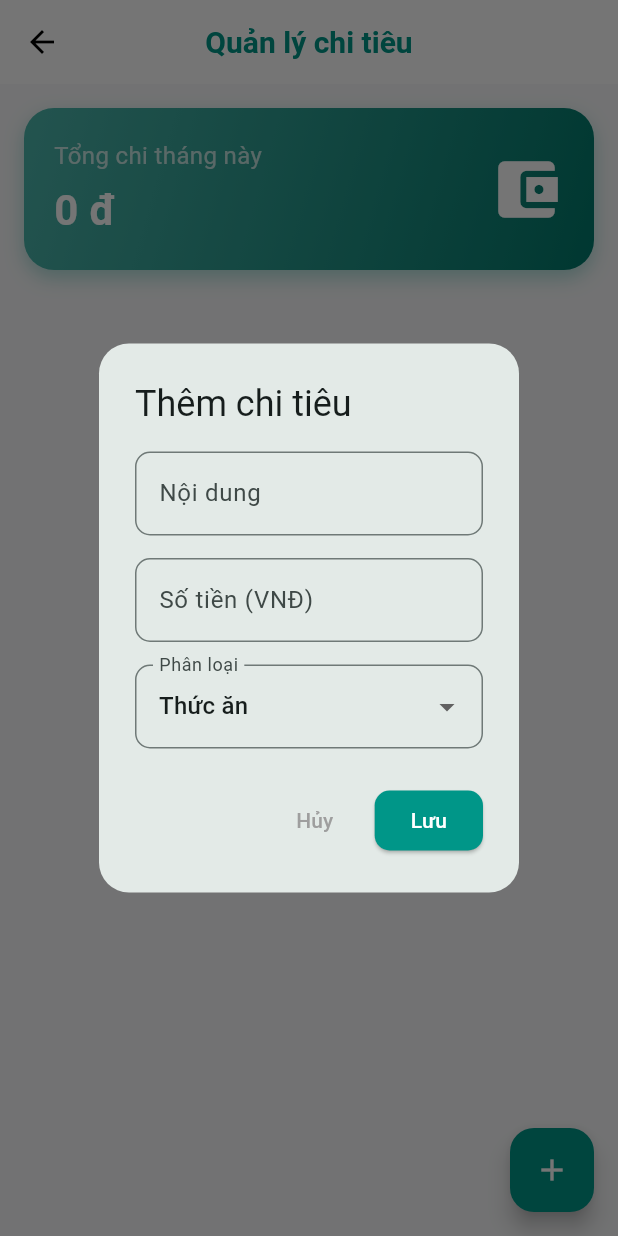
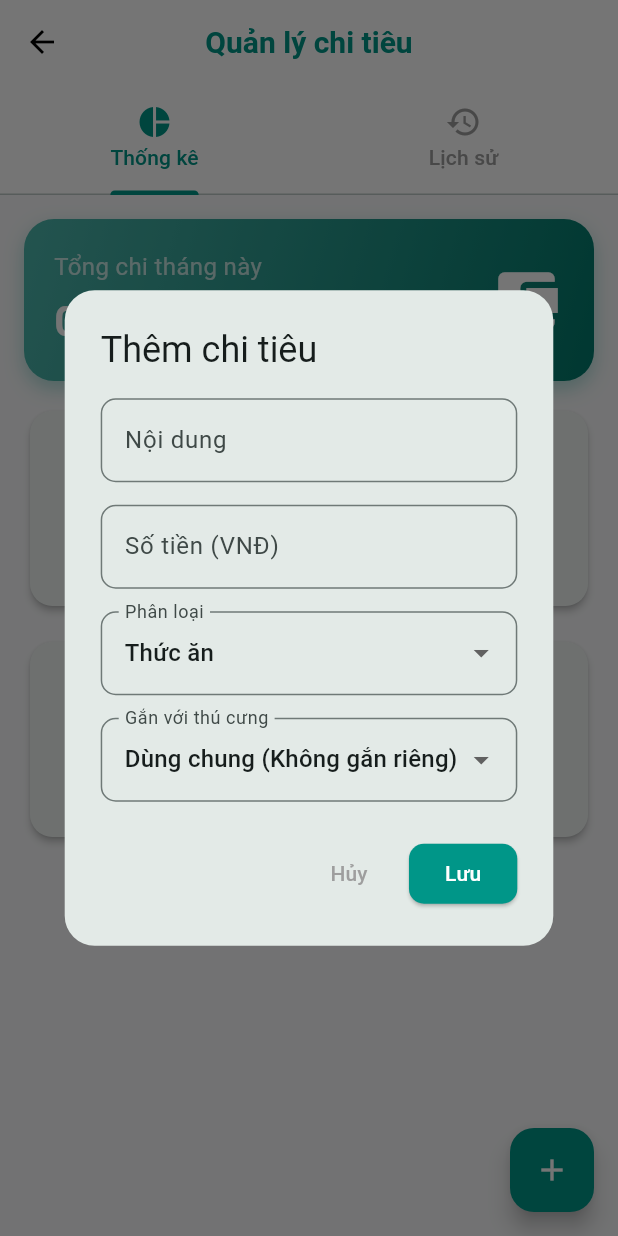
Before and after one commit to quynhnhutdm1102/apppet, a Flutter app: the ExpenseScreen screen opened directly, after a tap on the "add" icon, on a phone screen of 412 x 824 dp. Run offline on Flutter 3.47's test engine with Material 3 defaults, Android fonts, the light colour scheme and no system bars; our stand-ins replace fl_chart, flutter_local_notifications, flutter_map, geolocator, hive_flutter, image_picker and 3 more; accounts and stored records are empty.

Commit message:
chức năng thống kê chi tiêu

```diff
--- a/lib/screens/expense_screen.dart
+++ b/lib/screens/expense_screen.dart
@@ -1,6 +1,8 @@
 import 'package:flutter/material.dart';
 import 'package:intl/intl.dart';
+import 'package:fl_chart/fl_chart.dart';
 import '../models/expense.dart';
+import '../models/pet.dart';
 import '../services/hive_service.dart';
 
 class ExpenseScreen extends StatefulWidget {
@@ -10,18 +12,34 @@ class ExpenseScreen extends StatefulWidget {
 
 class _ExpenseScreenState extends State<ExpenseScreen> {
   List<Expense> expenses = [];
+  List<Pet> pets = [];
+
+  final List<String> categories = [
+    'Thức ăn',
+    'Y tế',
+    'Đồ chơi/Phụ kiện',
+    'Spa/Làm đẹp',
+    'Khác'
+  ];
 
   @override
   void initState() {
     super.initState();
+    loadPets();
     loadExpenses();
+  }
+
+  void loadPets() {
+    final rawPets = HiveService.box.values.toList();
+    setState(() {
+      pets = rawPets.map((e) => Pet.fromMap(e as Map)).toList();
+    });
   }
 
   void loadExpenses() {
     final rawData = HiveService.expenseBox.values.toList();
     setState(() {
       expenses = rawData.map((e) => Expense.fromMap(e as Map)).toList();
-      // Sort by date descending
       expenses.sort((a, b) => b.date.compareTo(a.date));
     });
   }
@@ -36,14 +54,14 @@ class _ExpenseScreenState extends State<ExpenseScreen> {
   void _showAddExpenseDialog() {
     final titleController = TextEditingController();
     final amountController = TextEditingController();
-    String selectedCategory = 'Thức ăn';
-    final categories = ['Thức ăn', 'Y tế', 'Đồ chơi', 'Khác'];
+    String selectedCategory = categories.first;
+    String? selectedPetId; // null means "Dùng chung"
 
     showDialog(
       context: context,
       builder: (context) {
         return StatefulBuilder(
-          builder: (context, setState) {
+          builder: (context, setStateDialog) {
             return AlertDialog(
               shape: RoundedRectangleBorder(
                 borderRadius: BorderRadius.circular(20),
@@ -62,9 +80,7 @@ class _ExpenseScreenState extends State<ExpenseScreen> {
                         ),
                       ),
                     ),
-
                     SizedBox(height: 15),
-
                     TextField(
                       controller: amountController,
                       keyboardType: TextInputType.number,
@@ -75,25 +91,45 @@ class _ExpenseScreenState extends State<ExpenseScreen> {
                         ),
                       ),
                     ),
-
                     SizedBox(height: 15),
-
                     DropdownButtonFormField<String>(
                       value: selectedCategory,
-
                       decoration: InputDecoration(
                         labelText: "Phân loại",
                         border: OutlineInputBorder(
                           borderRadius: BorderRadius.circular(10),
                         ),
                       ),
-
                       items: categories.map((cat) {
                         return DropdownMenuItem(value: cat, child: Text(cat));
                       }).toList(),
-
                       onChanged: (val) {
-                        setState(() => selectedCategory = val!);
+                        setStateDialog(() => selectedCategory = val!);
+                      },
+                    ),
+                    SizedBox(height: 15),
+                    DropdownButtonFormField<String?>(
+                      value: selectedPetId,
+                      decoration: InputDecoration(
+                        labelText: "Gắn với thú cưng",
+                        border: OutlineInputBorder(
+                          borderRadius: BorderRadius.circular(10),
+                        ),
+                      ),
+                      items: [
+                        DropdownMenuItem<String?>(
+                          value: null,
+                          child: Text("Dùng chung (Không gắn riêng)"),
+                        ),
+                        ...pets.map((pet) {
+                          return DropdownMenuItem<String?>(
+                            value: pet.id,
+                            child: Text(pet.name),
+                          );
+                        }).toList(),
+                      ],
+                      onChanged: (val) {
+                        setStateDialog(() => selectedPetId = val);
                       },
                     ),
                   ],
@@ -107,8 +143,7 @@ class _ExpenseScreenState extends State<ExpenseScreen> {
                 ElevatedButton(
                   onPressed: () {
                     if (titleController.text.isEmpty ||
-                        amountController.text.isEmpty)
-                      return;
+                        amountController.text.isEmpty) return;
 
                     final newExpense = Expense(
                       id: DateTime.now().millisecondsSinceEpoch.toString(),
@@ -116,6 +151,7 @@ class _ExpenseScreenState extends State<ExpenseScreen> {
                       amount: double.tryParse(amountController.text) ?? 0,
                       category: selectedCategory,
                       date: DateTime.now(),
+                      petId: selectedPetId,
                     );
 
                     HiveService.expenseBox.put(
@@ -147,8 +183,10 @@ class _ExpenseScreenState extends State<ExpenseScreen> {
         return Icons.restaurant;
       case 'Y tế':
         return Icons.local_hospital;
-      case 'Đồ chơi':
+      case 'Đồ chơi/Phụ kiện':
         return Icons.toys;
+      case 'Spa/Làm đẹp':
+        return Icons.spa;
       default:
         return Icons.category;
     }
@@ -160,25 +198,33 @@ class _ExpenseScreenState extends State<ExpenseScreen> {
         return Colors.orange;
       case 'Y tế':
         return Colors.redAccent;
-      case 'Đồ chơi':
+      case 'Đồ chơi/Phụ kiện':
         return Colors.purpleAccent;
+      case 'Spa/Làm đẹp':
+        return Colors.pinkAccent;
       default:
         return Colors.grey;
     }
   }
 
-  @override
-  Widget build(BuildContext context) {
+  Color _getPetColor(String petName) {
+    if (petName == "Dùng chung") return Colors.blueGrey;
+    final int hash = petName.hashCode;
+    return Colors.primaries[hash % Colors.primaries.length];
+  }
+
+  String _getPetName(String? petId) {
+    if (petId == null || petId.isEmpty) return "Dùng chung";
+    try {
+      return pets.firstWhere((p) => p.id == petId).name;
+    } catch (_) {
+      return "Dùng chung";
+    }
+  }
+
+  Widget _buildTotalCard() {
     final formatCurrency = NumberFormat.currency(locale: 'vi_VN', symbol: 'đ');
-
-    return Scaffold(
-      backgroundColor: Color(0xFFF8F9FA),
-      appBar: AppBar(
-        title: Text("Quản lý chi tiêu", style: TextStyle(color: Colors.teal)),
-      ),
-      body: Column(
-        children: [
-          Container(
+    return Container(
       margin: EdgeInsets.all(16),
       padding: EdgeInsets.all(20),
       decoration: BoxDecoration(
@@ -217,68 +263,203 @@ class _ExpenseScreenState extends State<ExpenseScreen> {
               ),
             ],
           ),
-                Icon(
-                  Icons.account_balance_wallet,
-                  color: Colors.white,
-                  size: 50,
+          Icon(Icons.account_balance_wallet, color: Colors.white, size: 50),
+        ],
       ),
+    );
+  }
+
+  Widget _buildPieChart(Map<String, double> data, Color Function(String) colorGetter) {
+    if (data.isEmpty) {
+      return Padding(
+        padding: const EdgeInsets.all(20.0),
+        child: Text("Chưa có dữ liệu", style: TextStyle(color: Colors.grey)),
+      );
+    }
+
+    final double total = data.values.fold(0, (a, b) => a + b);
+
+    List<PieChartSectionData> sections = [];
+    data.forEach((key, value) {
+      final percentage = (value / total * 100);
+      sections.add(PieChartSectionData(
+        value: value,
+        title: '${percentage.toStringAsFixed(1)}%',
+        color: colorGetter(key),
+        radius: 60,
+        titleStyle: TextStyle(
+            fontSize: 12, fontWeight: FontWeight.bold, color: Colors.white),
+      ));
+    });
+
+    return Column(
+      children: [
+        SizedBox(
+          height: 200,
+          child: PieChart(
+            PieChartData(
+              sections: sections,
+              centerSpaceRadius: 40,
+              sectionsSpace: 2,
+            ),
+          ),
+        ),
+        SizedBox(height: 10),
+        Wrap(
+          spacing: 15,
+          runSpacing: 10,
+          alignment: WrapAlignment.center,
+          children: data.keys.map((key) {
+            return Row(
+              mainAxisSize: MainAxisSize.min,
+              children: [
+                Container(
+                  width: 12,
+                  height: 12,
+                  decoration: BoxDecoration(
+                    color: colorGetter(key),
+                    shape: BoxShape.circle,
+                  ),
+                ),
+                SizedBox(width: 5),
+                Text(key, style: TextStyle(fontSize: 13)),
+              ],
+            );
+          }).toList(),
+        ),
+      ],
+    );
+  }
+
+  Widget _buildAnalyticsTab() {
+    Map<String, double> categoryTotals = {};
+    Map<String, double> petTotals = {};
+    final now = DateTime.now();
+    final currentMonthExpenses = expenses
+        .where((e) => e.date.year == now.year && e.date.month == now.month)
+        .toList();
+
+    for (var exp in currentMonthExpenses) {
+      categoryTotals[exp.category] =
+          (categoryTotals[exp.category] ?? 0) + exp.amount;
+      String petName = _getPetName(exp.petId);
+      petTotals[petName] = (petTotals[petName] ?? 0) + exp.amount;
+    }
+
+    return SingleChildScrollView(
+      child: Column(
+        children: [
+          _buildTotalCard(),
+          Padding(
+            padding: const EdgeInsets.symmetric(horizontal: 16.0),
+            child: Card(
+              shape: RoundedRectangleBorder(
+                  borderRadius: BorderRadius.circular(15)),
+              elevation: 2,
+              child: Padding(
+                padding: const EdgeInsets.all(16.0),
+                child: Column(
+                  crossAxisAlignment: CrossAxisAlignment.stretch,
+                  children: [
+                    Text("Chi tiêu theo danh mục",
+                        textAlign: TextAlign.center,
+                        style: TextStyle(
+                            fontSize: 16, fontWeight: FontWeight.bold)),
+                    SizedBox(height: 15),
+                    _buildPieChart(categoryTotals, _getCategoryColor),
                   ],
                 ),
               ),
-          Expanded(
-            child: expenses.isEmpty
-                ? Center(
-                    child: Text(
-                      "Chưa có khoản chi nào",
-                      style: TextStyle(color: Colors.grey),
             ),
-                  )
-                : ListView.builder(
+          ),
+          SizedBox(height: 16),
+          Padding(
+            padding: const EdgeInsets.symmetric(horizontal: 16.0),
+            child: Card(
+              shape: RoundedRectangleBorder(
+                  borderRadius: BorderRadius.circular(15)),
+              elevation: 2,
+              child: Padding(
+                padding: const EdgeInsets.all(16.0),
+                child: Column(
+                  crossAxisAlignment: CrossAxisAlignment.stretch,
+                  children: [
+                    Text("Chi tiêu theo thú cưng",
+                        textAlign: TextAlign.center,
+                        style: TextStyle(
+                            fontSize: 16, fontWeight: FontWeight.bold)),
+                    SizedBox(height: 15),
+                    _buildPieChart(petTotals, _getPetColor),
+                  ],
+                ),
+              ),
+            ),
+          ),
+          SizedBox(height: 30),
+        ],
+      ),
+    );
+  }
+
+  Widget _buildHistoryTab() {
+    final formatCurrency = NumberFormat.currency(locale: 'vi_VN', symbol: 'đ');
+    if (expenses.isEmpty) {
+      return Center(
+        child: Text("Chưa có khoản chi nào", style: TextStyle(color: Colors.grey)),
+      );
+    }
+
+    return ListView.builder(
+      padding: EdgeInsets.only(top: 10, bottom: 80),
       itemCount: expenses.length,
       itemBuilder: (context, index) {
         final exp = expenses[index];
+        final petName = _getPetName(exp.petId);
+
         return Card(
-                        margin: EdgeInsets.symmetric(
-                          horizontal: 16,
-                          vertical: 8,
-                        ),
-                        shape: RoundedRectangleBorder(
-                          borderRadius: BorderRadius.circular(15),
-                        ),
+          margin: EdgeInsets.symmetric(horizontal: 16, vertical: 8),
+          shape: RoundedRectangleBorder(borderRadius: BorderRadius.circular(15)),
           elevation: 2,
           child: ListTile(
             leading: CircleAvatar(
-                            backgroundColor: _getCategoryColor(
-                              exp.category,
-                            ).withOpacity(0.2),
+              backgroundColor: _getCategoryColor(exp.category).withOpacity(0.2),
               child: Icon(
                 _getCategoryIcon(exp.category),
                 color: _getCategoryColor(exp.category),
               ),
             ),
-                          title: Text(
-                            exp.title,
-                            style: TextStyle(fontWeight: FontWeight.bold),
+            title: Text(exp.title, style: TextStyle(fontWeight: FontWeight.bold)),
+            subtitle: Column(
+              crossAxisAlignment: CrossAxisAlignment.start,
+              children: [
+                SizedBox(height: 4),
+                Text(DateFormat('dd/MM/yyyy HH:mm').format(exp.date)),
+                if (petName != "Dùng chung")
+                  Padding(
+                    padding: const EdgeInsets.only(top: 4.0),
+                    child: Row(
+                      children: [
+                        Icon(Icons.pets, size: 14, color: Colors.teal),
+                        SizedBox(width: 4),
+                        Text(petName,
+                            style: TextStyle(fontSize: 12, color: Colors.teal)),
+                      ],
                     ),
-                          subtitle: Text(
-                            DateFormat('dd/MM/yyyy HH:mm').format(exp.date),
+                  )
+              ],
             ),
             trailing: Text(
               "-${formatCurrency.format(exp.amount)}",
               style: TextStyle(
-                              color: Colors.red,
-                              fontWeight: FontWeight.bold,
-                              fontSize: 16,
+                  color: Colors.red, fontWeight: FontWeight.bold, fontSize: 16),
             ),
-                          ),
+            isThreeLine: petName != "Dùng chung",
             onLongPress: () {
               showDialog(
                 context: context,
                 builder: (_) => AlertDialog(
                   title: Text("Xóa khoản chi?"),
-                                content: Text(
-                                  "Bạn có chắc muốn xóa khoản chi này?",
-                                ),
+                  content: Text("Bạn có chắc muốn xóa khoản chi này?"),
                   actions: [
                     TextButton(
                       onPressed: () => Navigator.pop(context),
@@ -293,10 +474,7 @@ class _ExpenseScreenState extends State<ExpenseScreen> {
                       style: ElevatedButton.styleFrom(
                         backgroundColor: Colors.red,
                       ),
-                                    child: Text(
-                                      "Xóa",
-                                      style: TextStyle(color: Colors.white),
-                                    ),
+                      child: Text("Xóa", style: TextStyle(color: Colors.white)),
                     ),
                   ],
                 ),
@@ -305,8 +483,31 @@ class _ExpenseScreenState extends State<ExpenseScreen> {
           ),
         );
       },
+    );
+  }
+
+  @override
+  Widget build(BuildContext context) {
+    return DefaultTabController(
+      length: 2,
+      child: Scaffold(
+        backgroundColor: Color(0xFFF8F9FA),
+        appBar: AppBar(
+          title: Text("Quản lý chi tiêu", style: TextStyle(color: Colors.teal)),
+          bottom: TabBar(
+            labelColor: Colors.teal,
+            unselectedLabelColor: Colors.grey,
+            indicatorColor: Colors.teal,
+            tabs: [
+              Tab(icon: Icon(Icons.pie_chart), text: "Thống kê"),
+              Tab(icon: Icon(Icons.history), text: "Lịch sử"),
+            ],
           ),
         ),
+        body: TabBarView(
+          children: [
+            _buildAnalyticsTab(),
+            _buildHistoryTab(),
           ],
         ),
         floatingActionButton: FloatingActionButton(
@@ -314,6 +515,7 @@ class _ExpenseScreenState extends State<ExpenseScreen> {
           onPressed: _showAddExpenseDialog,
           child: Icon(Icons.add, color: Colors.white),
         ),
+      ),
     );
   }
 }
```
Lines whose indentation alone changed are shown as unchanged.
